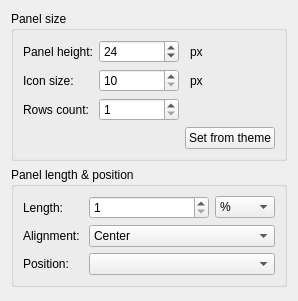
The window that panel/config/configpaneldialog.ui (lxqt/lxqt-panel) describes before a commit, drawn with Qt 5.
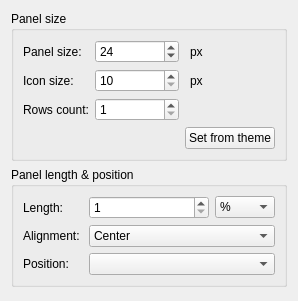
The same window after the commit.

Commit message: Make it work for vertical panels too

Patch:
```diff
--- a/panel/config/configpaneldialog.ui
+++ b/panel/config/configpaneldialog.ui
@@ -77,7 +77,7 @@
       <item row="0" column="0">
        <widget class="QLabel" name="label">
         <property name="text">
-         <string>Panel height:</string>
+         <string>Panel size:</string>
         </property>
        </widget>
       </item>
```
Left out of the diff: 2 changed lines with no effect on the pictures. The commit also changes 5 other files.
